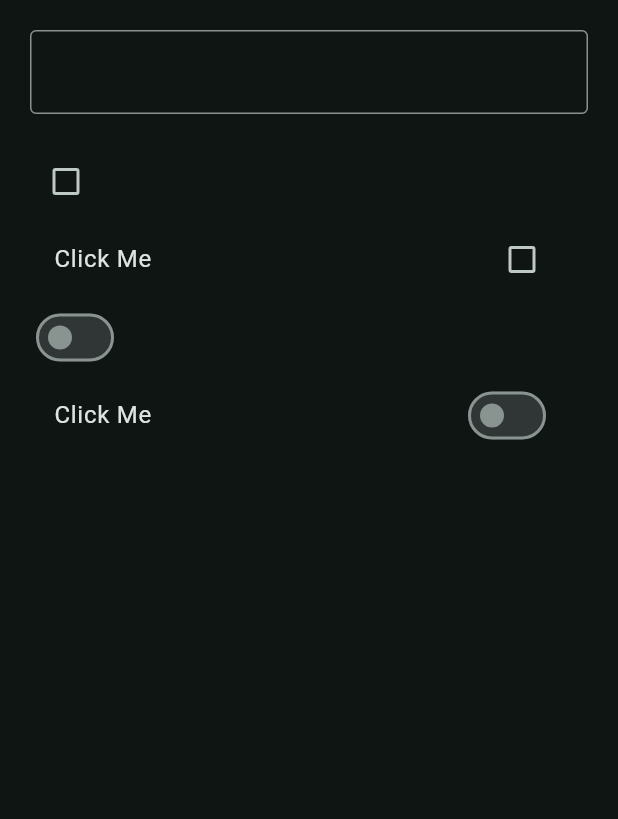
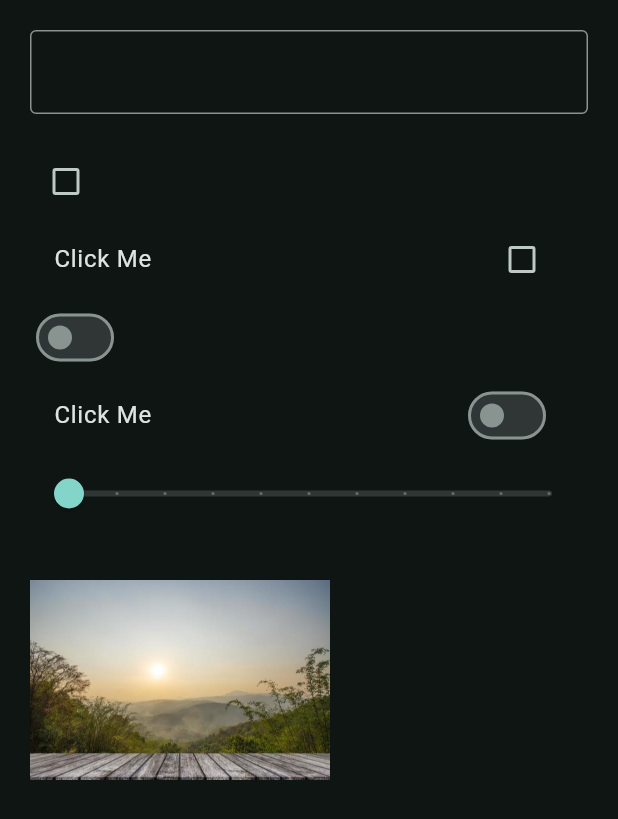
Before and after one commit to syafiyft/projects, a Flutter app: the ProfilePage widget shown alone on an empty page, opened directly, on a phone screen of 412 x 824 dp. Shown: the top 819 px of the screen. Run offline on Flutter 3.47's test engine with Material 3 defaults, Android fonts, the phone set to English and light mode, and no system bars.

Commit message:
Refactor ProfilePage to enhance UI components with adaptive widgets and add slider functionality

```diff
--- a/tutorial_flutter/lib/main.dart
+++ b/tutorial_flutter/lib/main.dart
@@ -18,6 +18,8 @@ class MyApp extends StatefulWidget {
   @override
   State<MyApp> createState() => _MyAppState();
 }
+//arrow function is for one line function
+//multi line function use {}
 
 class _MyAppState extends State<MyApp> {
   int currentIndex = 0;
--- a/tutorial_flutter/lib/views/pages/profile_page.dart
+++ b/tutorial_flutter/lib/views/pages/profile_page.dart
@@ -11,10 +11,12 @@ class _ProfilePageState extends State<ProfilePage> {
   TextEditingController controller = TextEditingController();
   bool? isChecked = false;
   bool isSwitched = false;
+  double sliderValue = 0.0;
 
   @override
   Widget build(BuildContext context) {
-    return Padding(
+    return SingleChildScrollView(
+      child: Padding(
         padding: const EdgeInsets.all(20.0),
         child: Column(
           crossAxisAlignment: CrossAxisAlignment.start,
@@ -36,7 +38,7 @@ class _ProfilePageState extends State<ProfilePage> {
                 });
               },
             ),
-          CheckboxListTile(
+            CheckboxListTile.adaptive(
               tristate: true,
               title: Text('Click Me'),
               value: isChecked,
@@ -54,7 +56,7 @@ class _ProfilePageState extends State<ProfilePage> {
                 });
               },
             ),
-          SwitchListTile(
+            SwitchListTile.adaptive(
               title: Text('Click Me'),
               value: isSwitched,
               onChanged: (bool value) {
@@ -63,7 +65,29 @@ class _ProfilePageState extends State<ProfilePage> {
                 });
               },
             ),
+            Slider.adaptive(
+              max: 10.0,
+              value: sliderValue,
+              divisions: 10,
+              onChanged: (value) {
+                setState(() {
+                  sliderValue = value;
+                });
+                print(value);
+              },
+            ),
+            GestureDetector(
+              onTap: () {
+                print('Image Clicked');
+              },
+              child: Image.asset(
+                'assets/images/bg.jpg',
+                height: 200,
+                width: 200,
+              ),
+            ),
           ],
+        ),
       ),
     );
   }
```
Lines whose indentation alone changed are shown as unchanged.
